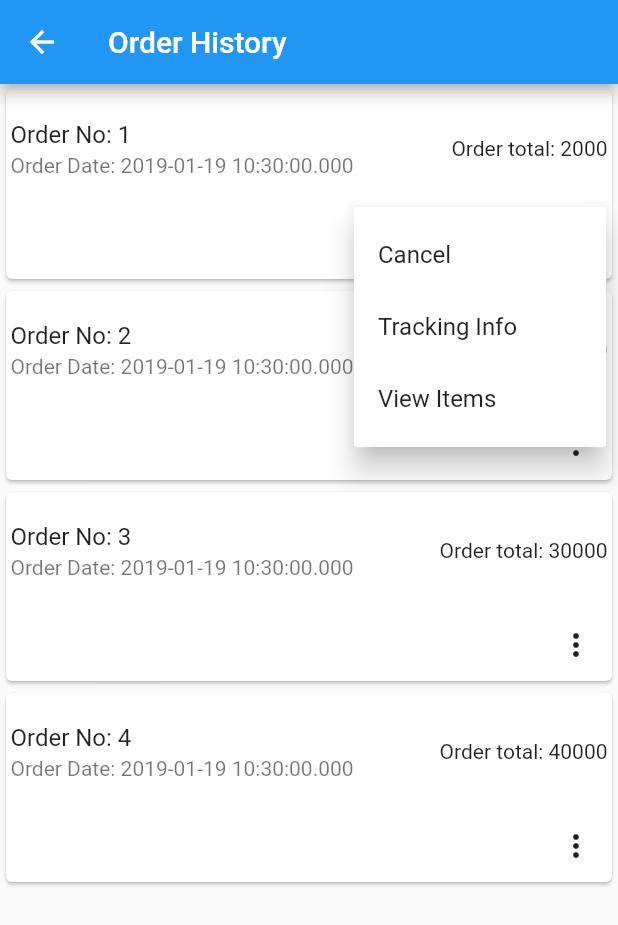
After one commit to ogomaemmanuel/ShoppingCartMobileFlutter, a Flutter app: the OrderHistoryPage screen opened directly, after a tap on the "more vert" icon, on a phone screen of 412 x 824 dp. The commit adds this screen. Shown: the top 925 px of the screen. Run offline on Flutter 3.47's test engine with Material 2 defaults, Android fonts, the phone set to English and light mode, and no system bars; our stand-ins replace cached_network_image, share; missing offline and left inert: signalr_client.

Commit message:
added order tracking and order history

```diff
--- a/lib/menus/sidemenu.dart
+++ b/lib/menus/sidemenu.dart
@@ -14,6 +14,9 @@ class SideMenu extends StatelessWidget {
           title: "Logout", icon: Icons.exit_to_app, page: "LogoutPage"),
           new SideMenuModel(
           title: "Checkout", icon: Icons.exit_to_app, page: "PaymentMethodPage"),
+
+           new SideMenuModel(
+          title: "Order History", icon: Icons.exit_to_app, page: "OrderHistoryPage"),
     ]);
     return menus;
   }
--- /dev/null
+++ b/lib/models/order.dart
@@ -0,0 +1,13 @@
+class Order{
+  int orderNo;
+  int orderTotal;
+  DateTime orderDate;
+  Order._({this.orderNo,this.orderTotal,this.orderDate});
+   factory Order.fromJson(Map<String, dynamic> json) {
+    return new Order._(
+      orderNo:int.parse(json['orderNo']) ,
+      orderTotal: json['orderTotal'],
+      orderDate:DateTime.parse( json["orderDate"]) ,
+    );
+  }
+}
--- /dev/null
+++ b/lib/models/order_event.dart
@@ -0,0 +1,10 @@
+class OrderEvent {
+  DateTime date;
+  String location;
+  String event;
+  OrderEvent._({this.date, this.location, this.event});
+  factory OrderEvent.fromJson(Map<String, dynamic> json) {
+    return new OrderEvent._(
+        date:DateTime.parse(json["date"]) , location: json["location"], event: json["event"]);
+  }
+}
--- /dev/null
+++ b/lib/pages/orders/order_history.dart
@@ -0,0 +1,102 @@
+import 'package:flutter/material.dart';
+import 'package:hello_world/models/order.dart';
+import 'package:hello_world/pages/orders/order_tracking.dart';
+
+class OrderHistoryPage extends StatefulWidget {
+  @override
+  State<StatefulWidget> createState() {
+    return new _OrderHistoryPageState();
+  }
+}
+
+class _OrderHistoryPageState extends State<OrderHistoryPage> {
+  @override
+  Widget build(BuildContext context) {
+    return Scaffold(
+      appBar: AppBar(
+        title: Text("Order History"),
+      ),
+      body: orders.length > 0
+          ? ListView.builder(
+              itemCount: orders.length,
+              itemBuilder: (context, int index) {
+                return buildOrderHistoryItem(
+                    Order.fromJson(orders.elementAt(index)), context);
+              },
+            )
+          : Center(child: Text("You have no orders")),
+    );
+  }
+
+  Widget buildOrderHistoryItem(Order order, context) {
+    return new Card(
+        child: Column(
+      children: <Widget>[
+        ListTile(
+          title: Text("Order No: ${order.orderNo}"),
+          subtitle: Text("Order Date: ${order.orderDate}"),
+          trailing: Text("Order total: ${order.orderTotal}"),
+          contentPadding: EdgeInsets.all(3.0),
+        ),
+        Row(
+          // crossAxisAlignment: CrossAxisAlignment.end,
+          mainAxisAlignment: MainAxisAlignment.end,
+          children: <Widget>[
+            PopupMenuButton<String>(
+              onSelected: (String selected) {
+                _moveToOrderAction(selected, context);
+              },
+              itemBuilder: (context) {
+                return popoverMenuItems.map((String choice) {
+                  return PopupMenuItem<String>(
+                    value: choice,
+                    child: Text(choice),
+                  );
+                }).toList();
+              },
+            ),
+          ],
+        ),
+      ],
+    ));
+  }
+
+  void _moveToOrderAction(String action, BuildContext context) {
+    switch (action.toLowerCase()) {
+      case "tracking info":
+        Navigator.push(
+            context, MaterialPageRoute(builder: (context) => OrderTracking()));
+        break;
+      default:
+        break;
+    }
+  }
+
+  final popoverMenuItems = [
+    "Cancel",
+    "Tracking Info",
+    "View Items",
+  ];
+  final orders = [
+    {
+      "orderNo": "1",
+      "orderDate": DateTime.now().toString(),
+      "orderTotal": 2000
+    },
+    {
+      "orderNo": "2",
+      "orderDate": DateTime.now().toString(),
+      "orderTotal": 1900
+    },
+    {
+      "orderNo": "3",
+      "orderDate": DateTime.now().toString(),
+      "orderTotal": 30000
+    },
+    {
+      "orderNo": "4",
+      "orderDate": DateTime.now().toString(),
+      "orderTotal": 40000
+    }
+  ];
+}
--- /dev/null
+++ b/lib/pages/orders/order_tracking.dart
@@ -0,0 +1,64 @@
+import 'package:flutter/material.dart';
+import 'package:hello_world/models/order_event.dart';
+
+class OrderTracking extends StatefulWidget {
+  @override
+  State<StatefulWidget> createState() {
+    return new _OrderTrackingState();
+  }
+}
+
+class _OrderTrackingState extends State<OrderTracking> {
+  @override
+  Widget build(BuildContext context) {
+    return Scaffold(
+      appBar: AppBar(
+        title: Text("Order tracking"),
+      ),
+      body: ListView.builder(
+        itemCount: orderTrackingData.length,
+        itemBuilder: (context, int index) {
+          return buildOrderTracking(
+              OrderEvent.fromJson(orderTrackingData.elementAt(index)));
+        },
+      ),
+    );
+  }
+
+  Widget buildOrderTracking(OrderEvent orderEvent) {
+
+    return new ListTile(
+       leading: Text("${orderEvent.date.day}/${orderEvent.date.month}/${orderEvent.date.year}"),
+      title: Text(orderEvent.event),
+      subtitle: Text(orderEvent.location),
+    );
+  }
+
+  final orderTrackingData = [
+    {
+      "date": DateTime.now().toString(),
+      "event": "Order Completed",
+      "location": "Fedex, SINGAPORE SG"
+    },
+    {
+      "date": DateTime.now().toString(),
+      "event": "Order",
+      "location": "Order Returned"
+    },
+    {
+      "date": DateTime.now().toString(),
+      "event": "Order Packaged",
+      "location": "Fedex, SINGAPORE SG"
+    },
+    {
+      "date": DateTime.now().toString(),
+      "event": "Order Paid",
+      "location": "Fedex, SINGAPORE SG"
+    },
+    {
+      "date": DateTime.now().toString(),
+      "event": "Order Created",
+      "location": "Fedex, SINGAPORE SG"
+    },
+  ];
+}
```
Also changed, not shown: lib/blogs.dart (+5 -7 lines), lib/models/SideMenuModel.dart (+5 -2 lines), lib/pages/orders/order_details.dart (added).
